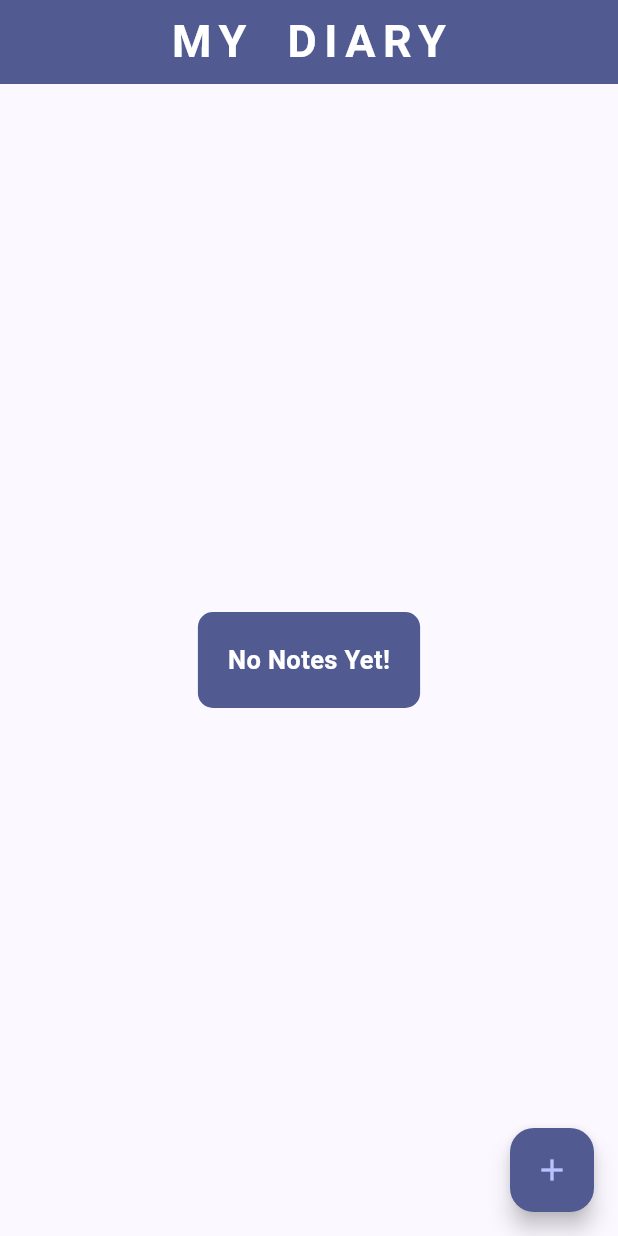
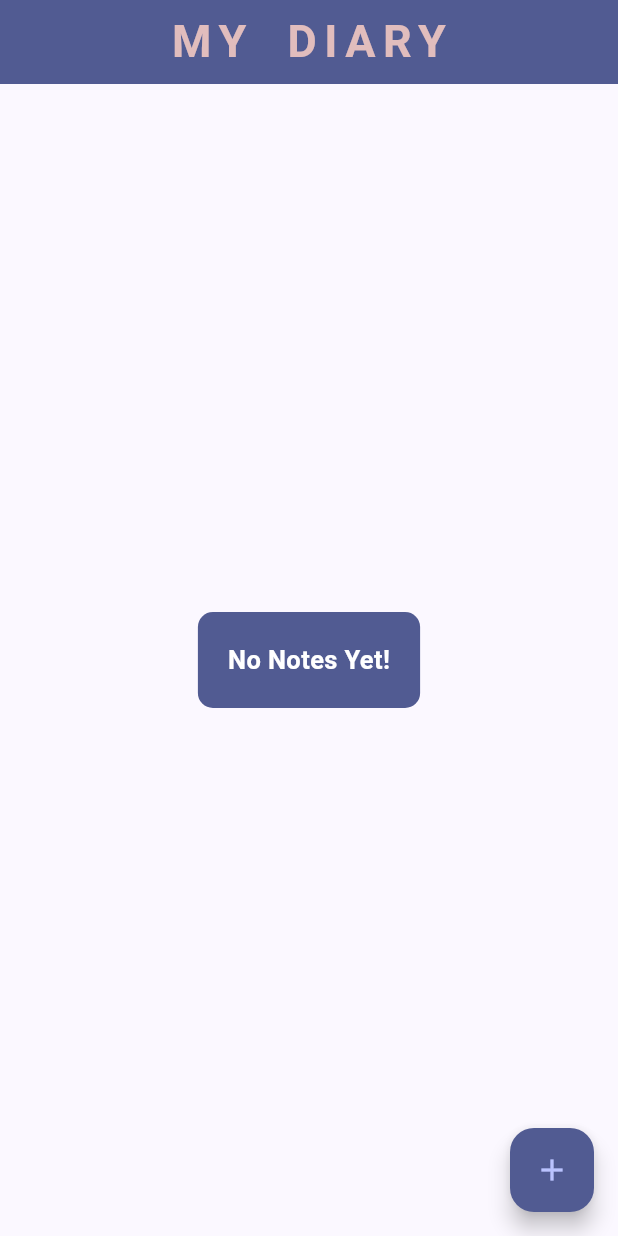
Before and after one commit to Muhammad-Jawad-Amin/DIARY-APP-FLUTTER-SQFLITE, a Flutter app: the screen it shows after launch, on a phone screen of 412 x 824 dp. Run offline on Flutter 3.47's test engine with Material 3 defaults, Android fonts, the light colour scheme and no system bars; our stand-ins replace sqflite; accounts and stored records are empty.

Commit message:
Some basic improvements.

```diff
--- a/lib/screens/home_screen.dart
+++ b/lib/screens/home_screen.dart
@@ -21,7 +21,7 @@ class HomeScreenState extends State<HomeScreen> {
           style: TextStyle(
             fontSize: 30,
             fontWeight: FontWeight.bold,
-            color: Colors.white,
+            color: Color.fromARGB(255, 225, 189, 189),
             wordSpacing: 10,
             letterSpacing: 5,
           ),
```
